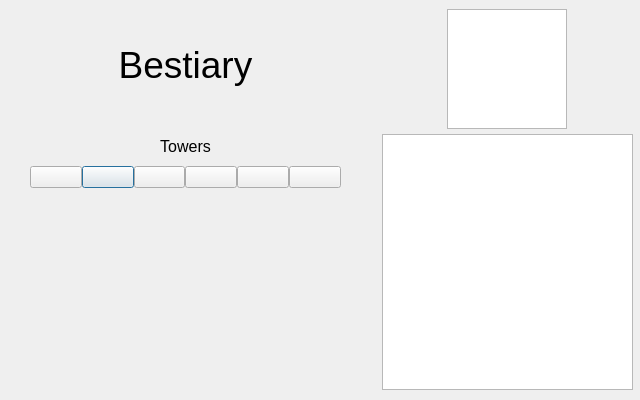
The window that src/main/bestiary.ui (chanjeff2/GroupProject) describes before a commit, drawn with Qt 5.
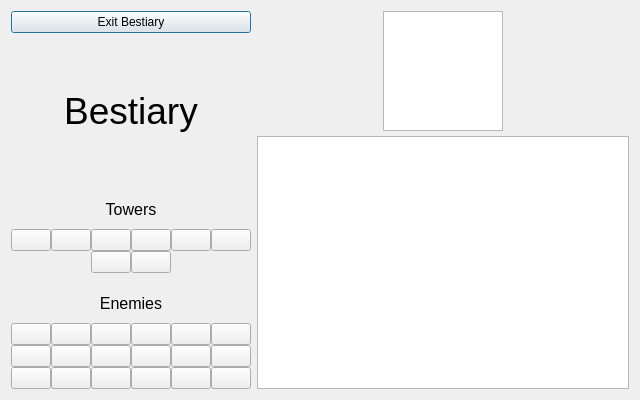
The same window after the commit. Icons and pictures are not drawn.

Commit message: Added Bestiary Window, Part 1

Patch:
```diff
--- a/src/main/bestiary.ui
+++ b/src/main/bestiary.ui
@@ -1,7 +1,7 @@
 <?xml version="1.0" encoding="UTF-8"?>
 <ui version="4.0">
- <class>Dialog</class>
- <widget class="QDialog" name="Dialog">
+ <class>BestiaryView</class>
+ <widget class="QDialog" name="BestiaryView">
   <property name="geometry">
    <rect>
     <x>0</x>
@@ -11,64 +11,24 @@
    </rect>
   </property>
   <property name="windowTitle">
-   <string>Dialog</string>
+   <string>UST Students vs. Assignemnts - Main Screen</string>
   </property>
   <property name="modal">
    <bool>false</bool>
   </property>
-  <widget class="QWidget" name="verticalLayoutWidget">
-   <property name="geometry">
-    <rect>
-     <x>382</x>
-     <y>9</y>
-     <width>251</width>
-     <height>381</height>
-    </rect>
-   </property>
-   <layout class="QVBoxLayout" name="verticalLayout">
-    <property name="spacing">
-     <number>5</number>
-    </property>
-    <property name="sizeConstraint">
-     <enum>QLayout::SetDefaultConstraint</enum>
-    </property>
-    <property name="leftMargin">
-     <number>0</number>
-    </property>
-    <property name="topMargin">
-     <number>0</number>
-    </property>
-    <item alignment="Qt::AlignHCenter">
-     <widget class="QGraphicsView" name="graphicsView">
-      <property name="maximumSize">
-       <size>
-        <width>120</width>
-        <height>120</height>
-       </size>
-      </property>
-      <property name="lineWidth">
-       <number>1</number>
-      </property>
-      <property name="midLineWidth">
-       <number>1</number>
-      </property>
-     </widget>
-    </item>
+  <layout class="QHBoxLayout" name="horizontalLayout">
     <item>
-     <widget class="QTextBrowser" name="textBrowser"/>
-    </item>
-   </layout>
-  </widget>
-  <widget class="QWidget" name="verticalLayoutWidget_2">
-   <property name="geometry">
-    <rect>
-     <x>30</x>
-     <y>10</y>
-     <width>311</width>
-     <height>178</height>
-    </rect>
-   </property>
    <layout class="QVBoxLayout" name="verticalLayout_2">
+     <property name="spacing">
+      <number>10</number>
+     </property>
+     <item>
+      <widget class="QPushButton" name="ExitBestiary">
+       <property name="text">
+        <string>Exit Bestiary</string>
+       </property>
+      </widget>
+     </item>
     <item>
      <widget class="QLabel" name="BestiaryLabel">
       <property name="font">
@@ -115,23 +75,6 @@
         </property>
        </widget>
       </item>
-      <item row="2" column="1">
-       <widget class="QPushButton" name="Arts">
-        <property name="text">
-         <string/>
-        </property>
-        <property name="icon">
-         <iconset resource="../../assets.qrc">
-          <normaloff>:/res/res/towers_images/ArtsStudent Purchase.png</normaloff>:/res/res/towers_images/ArtsStudent Purchase.png</iconset>
-        </property>
-        <property name="iconSize">
-         <size>
-          <width>40</width>
-          <height>40</height>
-         </size>
-        </property>
-       </widget>
-      </item>
       <item row="2" column="0">
        <widget class="QPushButton" name="Regular">
         <property name="text">
@@ -149,40 +92,6 @@
         </property>
        </widget>
       </item>
-      <item row="2" column="2">
-       <widget class="QPushButton" name="Wolframalpha">
-        <property name="text">
-         <string/>
-        </property>
-        <property name="icon">
-         <iconset resource="../../assets.qrc">
-          <normaloff>:/res/res/towers_images/Wolfram Purchase.png</normaloff>:/res/res/towers_images/Wolfram Purchase.png</iconset>
-        </property>
-        <property name="iconSize">
-         <size>
-          <width>40</width>
-          <height>40</height>
-         </size>
-        </property>
-       </widget>
-      </item>
-      <item row="2" column="3">
-       <widget class="QPushButton" name="Hacker">
-        <property name="text">
-         <string/>
-        </property>
-        <property name="icon">
-         <iconset resource="../../assets.qrc">
-          <normaloff>:/res/res/towers_images/Hackerman Purchase.png</normaloff>:/res/res/towers_images/Hackerman Purchase.png</iconset>
-        </property>
-        <property name="iconSize">
-         <size>
-          <width>40</width>
-          <height>40</height>
-         </size>
-        </property>
-       </widget>
-      </item>
       <item row="2" column="4">
        <widget class="QPushButton" name="Calculator">
         <property name="text">
@@ -217,10 +126,469 @@
         </property>
        </widget>
       </item>
-     </layout>
-    </item>
-   </layout>
-  </widget>
+       <item row="2" column="1">
+        <widget class="QPushButton" name="Arts">
+         <property name="text">
+          <string/>
+         </property>
+         <property name="icon">
+          <iconset resource="../../assets.qrc">
+           <normaloff>:/res/res/towers_images/ArtsStudent Purchase.png</normaloff>:/res/res/towers_images/ArtsStudent Purchase.png</iconset>
+         </property>
+         <property name="iconSize">
+          <size>
+           <width>40</width>
+           <height>40</height>
+          </size>
+         </property>
+        </widget>
+       </item>
+       <item row="2" column="2">
+        <widget class="QPushButton" name="Wolframalpha">
+         <property name="text">
+          <string/>
+         </property>
+         <property name="icon">
+          <iconset resource="../../assets.qrc">
+           <normaloff>:/res/res/towers_images/Wolfram Purchase.png</normaloff>:/res/res/towers_images/Wolfram Purchase.png</iconset>
+         </property>
+         <property name="iconSize">
+          <size>
+           <width>40</width>
+           <height>40</height>
+          </size>
+         </property>
+        </widget>
+       </item>
+       <item row="2" column="3">
+        <widget class="QPushButton" name="Hacker">
+         <property name="text">
+          <string/>
+         </property>
+         <property name="icon">
+          <iconset resource="../../assets.qrc">
+           <normaloff>:/res/res/towers_images/Hackerman Purchase.png</normaloff>:/res/res/towers_images/Hackerman Purchase.png</iconset>
+         </property>
+         <property name="iconSize">
+          <size>
+           <width>40</width>
+           <height>40</height>
+          </size>
+         </property>
+        </widget>
+       </item>
+       <item row="3" column="2">
+        <widget class="QPushButton" name="Ghostwriter">
+         <property name="text">
+          <string/>
+         </property>
+         <property name="icon">
+          <iconset resource="../../assets.qrc">
+           <normaloff>:/res/res/towers_images/Ghostwriter Purchase.png</normaloff>:/res/res/towers_images/Ghostwriter Purchase.png</iconset>
+         </property>
+         <property name="iconSize">
+          <size>
+           <width>40</width>
+           <height>40</height>
+          </size>
+         </property>
+        </widget>
+       </item>
+       <item row="3" column="3">
+        <widget class="QPushButton" name="Chegg">
+         <property name="text">
+          <string/>
+         </property>
+         <property name="icon">
+          <iconset resource="../../assets.qrc">
+           <normaloff>:/res/res/towers_images/Chegg Purchase.png</normaloff>:/res/res/towers_images/Chegg Purchase.png</iconset>
+         </property>
+         <property name="iconSize">
+          <size>
+           <width>40</width>
+           <height>40</height>
+          </size>
+         </property>
+        </widget>
+       </item>
+      </layout>
+     </item>
+     <item>
+      <layout class="QGridLayout" name="gridLayout_2" columnstretch="0,0,0,0,0,0">
+       <property name="leftMargin">
+        <number>0</number>
+       </property>
+       <property name="spacing">
+        <number>0</number>
+       </property>
+       <item row="3" column="0">
+        <widget class="QPushButton" name="MathPaperwork">
+         <property name="text">
+          <string/>
+         </property>
+         <property name="icon">
+          <iconset resource="../../assets.qrc">
+           <normaloff>:/res/res/enemies_images/MathHW3 Grid.png</normaloff>:/res/res/enemies_images/MathHW3 Grid.png</iconset>
+         </property>
+         <property name="iconSize">
+          <size>
+           <width>40</width>
+           <height>40</height>
+          </size>
+         </property>
+        </widget>
+       </item>
+       <item row="3" column="2">
+        <widget class="QPushButton" name="HFile">
+         <property name="text">
+          <string/>
+         </property>
+         <property name="icon">
+          <iconset resource="../../assets.qrc">
+           <normaloff>:/res/res/enemies_images/COMPLab2 Grid.png</normaloff>:/res/res/enemies_images/COMPLab2 Grid.png</iconset>
+         </property>
+         <property name="iconSize">
+          <size>
+           <width>40</width>
+           <height>40</height>
+          </size>
+         </property>
+        </widget>
+       </item>
+       <item row="3" column="4">
+        <widget class="QPushButton" name="Desmond">
+         <property name="text">
+          <string/>
+         </property>
+         <property name="icon">
+          <iconset resource="../../assets.qrc">
+           <normaloff>:/res/res/enemies_images/Desmond Grid.png</normaloff>:/res/res/enemies_images/Desmond Grid.png</iconset>
+         </property>
+         <property name="iconSize">
+          <size>
+           <width>40</width>
+           <height>40</height>
+          </size>
+         </property>
+        </widget>
+       </item>
+       <item row="3" column="3">
+        <widget class="QPushButton" name="PA">
+         <property name="text">
+          <string/>
+         </property>
+         <property name="icon">
+          <iconset resource="../../assets.qrc">
+           <normaloff>:/res/res/enemies_images/PA Grid.png</normaloff>:/res/res/enemies_images/PA Grid.png</iconset>
+         </property>
+         <property name="iconSize">
+          <size>
+           <width>40</width>
+           <height>40</height>
+          </size>
+         </property>
+        </widget>
+       </item>
+       <item row="2" column="5">
+        <widget class="QPushButton" name="Classviva">
+         <property name="text">
+          <string/>
+         </property>
+         <property name="icon">
+          <iconset resource="../../assets.qrc">
+           <normaloff>:/res/res/enemies_images/MathHW2 Bestiary.png</normaloff>:/res/res/enemies_images/MathHW2 Bestiary.png</iconset>
+         </property>
+         <property name="iconSize">
+          <size>
+           <width>40</width>
+           <height>40</height>
+          </size>
+         </property>
+        </widget>
+       </item>
+       <item row="3" column="1">
+        <widget class="QPushButton" name="CppFile">
+         <property name="text">
+          <string/>
+         </property>
+         <property name="icon">
+          <iconset resource="../../assets.qrc">
+           <normaloff>:/res/res/enemies_images/COMPLab Grid.png</normaloff>:/res/res/enemies_images/COMPLab Grid.png</iconset>
+         </property>
+         <property name="iconSize">
+          <size>
+           <width>40</width>
+           <height>40</height>
+          </size>
+         </property>
+        </widget>
+       </item>
+       <item row="2" column="0">
+        <widget class="QPushButton" name="NormaHW">
+         <property name="text">
+          <string/>
+         </property>
+         <property name="icon">
+          <iconset resource="../../assets.qrc">
+           <normaloff>:/res/res/enemies_images/NormalHW Grid.png</normaloff>:/res/res/enemies_images/NormalHW Grid.png</iconset>
+         </property>
+         <property name="iconSize">
+          <size>
+           <width>40</width>
+           <height>40</height>
+          </size>
+         </property>
+        </widget>
+       </item>
+       <item row="2" column="4">
+        <widget class="QPushButton" name="Webwork">
+         <property name="text">
+          <string/>
+         </property>
+         <property name="icon">
+          <iconset resource="../../assets.qrc">
+           <normaloff>:/res/res/enemies_images/MathHW1 Grid.png</normaloff>:/res/res/enemies_images/MathHW1 Grid.png</iconset>
+         </property>
+         <property name="iconSize">
+          <size>
+           <width>40</width>
+           <height>40</height>
+          </size>
+         </property>
+        </widget>
+       </item>
+       <item row="1" column="0" colspan="6">
+        <widget class="QLabel" name="Enemies">
+         <property name="maximumSize">
+          <size>
+           <width>16777215</width>
+           <height>40</height>
+          </size>
+         </property>
+         <property name="font">
+          <font>
+           <family>Arial</family>
+           <pointsize>12</pointsize>
+          </font>
+         </property>
+         <property name="text">
+          <string>Enemies</string>
+         </property>
+         <property name="alignment">
+          <set>Qt::AlignCenter</set>
+         </property>
+        </widget>
+       </item>
+       <item row="3" column="5">
+        <widget class="QPushButton" name="PaperPopQuiz">
+         <property name="text">
+          <string/>
+         </property>
+         <property name="icon">
+          <iconset resource="../../assets.qrc">
+           <normaloff>:/res/res/enemies_images/PopQuiz1 Grid.png</normaloff>:/res/res/enemies_images/PopQuiz1 Grid.png</iconset>
+         </property>
+         <property name="iconSize">
+          <size>
+           <width>40</width>
+           <height>40</height>
+          </size>
+         </property>
+        </widget>
+       </item>
+       <item row="2" column="1">
+        <widget class="QPushButton" name="Essay">
+         <property name="text">
+          <string/>
+         </property>
+         <property name="icon">
+          <iconset resource="../../assets.qrc">
+           <normaloff>:/res/res/enemies_images/Essay Grid.png</normaloff>:/res/res/enemies_images/Essay Grid.png</iconset>
+         </property>
+         <property name="iconSize">
+          <size>
+           <width>40</width>
+           <height>40</height>
+          </size>
+         </property>
+        </widget>
+       </item>
+       <item row="2" column="2">
+        <widget class="QPushButton" name="Encrypted">
+         <property name="text">
+          <string/>
+         </property>
+         <property name="icon">
+          <iconset resource="../../assets.qrc">
+           <normaloff>:/res/res/enemies_images/Encrypted Grid.png</normaloff>:/res/res/enemies_images/Encrypted Grid.png</iconset>
+         </property>
+         <property name="iconSize">
+          <size>
+           <width>40</width>
+           <height>40</height>
+          </size>
+         </property>
+        </widget>
+       </item>
+       <item row="2" column="3">
+        <widget class="QPushButton" name="GroupProj">
+         <property name="text">
+          <string/>
+         </property>
+         <property name="icon">
+          <iconset resource="../../assets.qrc">
+           <normaloff>:/res/res/enemies_images/GpPrj Grid.png</normaloff>:/res/res/enemies_images/GpPrj Grid.png</iconset>
+         </property>
+         <property name="iconSize">
+          <size>
+           <width>40</width>
+           <height>40</height>
+          </size>
+         </property>
+        </widget>
+       </item>
+       <item row="4" column="0">
+        <widget class="QPushButton" name="IPRS">
+         <property name="text">
+          <string/>
+         </property>
+         <property name="icon">
+          <iconset resource="../../assets.qrc">
+           <normaloff>:/res/res/enemies_images/PopQuiz2 Grid.png</normaloff>:/res/res/enemies_images/PopQuiz2 Grid.png</iconset>
+         </property>
+         <property name="iconSize">
+          <size>
+           <width>40</width>
+           <height>40</height>
+          </size>
+         </property>
+        </widget>
+       </item>
+       <item row="4" column="1">
+        <widget class="QPushButton" name="Midterm">
+         <property name="text">
+          <string/>
+         </property>
+         <property name="icon">
+          <iconset resource="../../assets.qrc">
+           <normaloff>:/res/res/enemies_images/Midterm Grid.png</normaloff>:/res/res/enemies_images/Midterm Grid.png</iconset>
+         </property>
+         <property name="iconSize">
+          <size>
+           <width>40</width>
+           <height>40</height>
+          </size>
+         </property>
+        </widget>
+       </item>
+       <item row="4" column="2">
+        <widget class="QPushButton" name="MathExam">
+         <property name="text">
+          <string/>
+         </property>
+         <property name="icon">
+          <iconset resource="../../assets.qrc">
+           <normaloff>:/res/res/enemies_images/MathsExam Grid.png</normaloff>:/res/res/enemies_images/MathsExam Grid.png</iconset>
+         </property>
+         <property name="iconSize">
+          <size>
+           <width>40</width>
+           <height>40</height>
+          </size>
+         </property>
+        </widget>
+       </item>
+       <item row="4" column="3">
+        <widget class="QPushButton" name="Final">
+         <property name="text">
+          <string/>
+         </property>
+         <property name="icon">
+          <iconset resource="../../assets.qrc">
+           <normaloff>:/res/res/enemies_images/FinalExam Grid.png</normaloff>:/res/res/enemies_images/FinalExam Grid.png</iconset>
+         </property>
+         <property name="iconSize">
+          <size>
+           <width>40</width>
+           <height>40</height>
+          </size>
+         </property>
+        </widget>
+       </item>
+       <item row="4" column="4">
+        <widget class="QPushButton" name="ELPA">
+         <property name="text">
+          <string/>
+         </property>
+         <property name="icon">
+          <iconset resource="../../assets.qrc">
+           <normaloff>:/res/res/enemies_images/ELPA Grid.png</normaloff>:/res/res/enemies_images/ELPA Grid.png</iconset>
+         </property>
+         <property name="iconSize">
+          <size>
+           <width>40</width>
+           <height>40</height>
+          </size>
+         </property>
+        </widget>
+       </item>
+       <item row="4" column="5">
+        <widget class="QPushButton" name="FYP">
+         <property name="text">
+          <string/>
+         </property>
+         <property name="icon">
+          <iconset resource="../../assets.qrc">
+           <normaloff>:/res/res/enemies_images/FYP Grid.png</normaloff>:/res/res/enemies_images/FYP Grid.png</iconset>
+         </property>
+         <property name="iconSize">
+          <size>
+           <width>40</width>
+           <height>40</height>
+          </size>
+         </property>
+        </widget>
+       </item>
+      </layout>
+     </item>
+    </layout>
+   </item>
+   <item>
+    <layout class="QVBoxLayout" name="verticalLayout">
+     <property name="spacing">
+      <number>5</number>
+     </property>
+     <property name="sizeConstraint">
+      <enum>QLayout::SetDefaultConstraint</enum>
+     </property>
+     <property name="leftMargin">
+      <number>0</number>
+     </property>
+     <property name="topMargin">
+      <number>0</number>
+     </property>
+     <item alignment="Qt::AlignHCenter">
+      <widget class="QGraphicsView" name="graphicsView">
+       <property name="maximumSize">
+        <size>
+         <width>120</width>
+         <height>120</height>
+        </size>
+       </property>
+       <property name="lineWidth">
+        <number>1</number>
+       </property>
+       <property name="midLineWidth">
+        <number>1</number>
+       </property>
+      </widget>
+     </item>
+     <item>
+      <widget class="QTextBrowser" name="textBrowser"/>
+     </item>
+    </layout>
+   </item>
+  </layout>
  </widget>
  <resources>
   <include location="../../assets.qrc"/>
```
Lines whose indentation alone changed are shown as unchanged.
